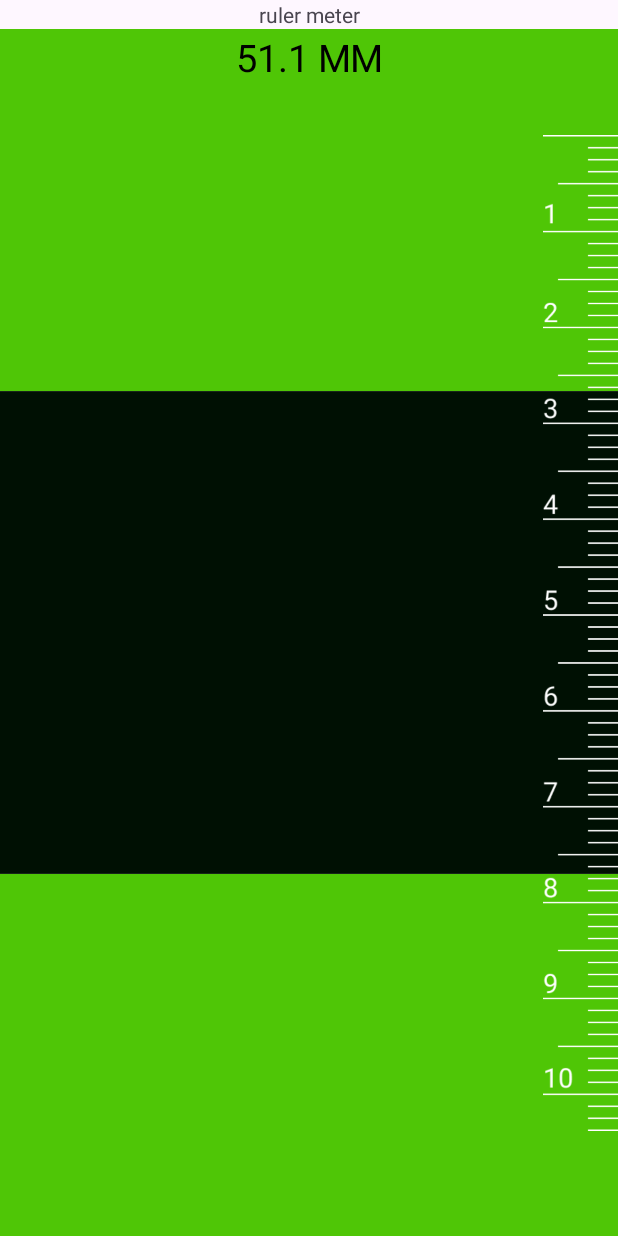
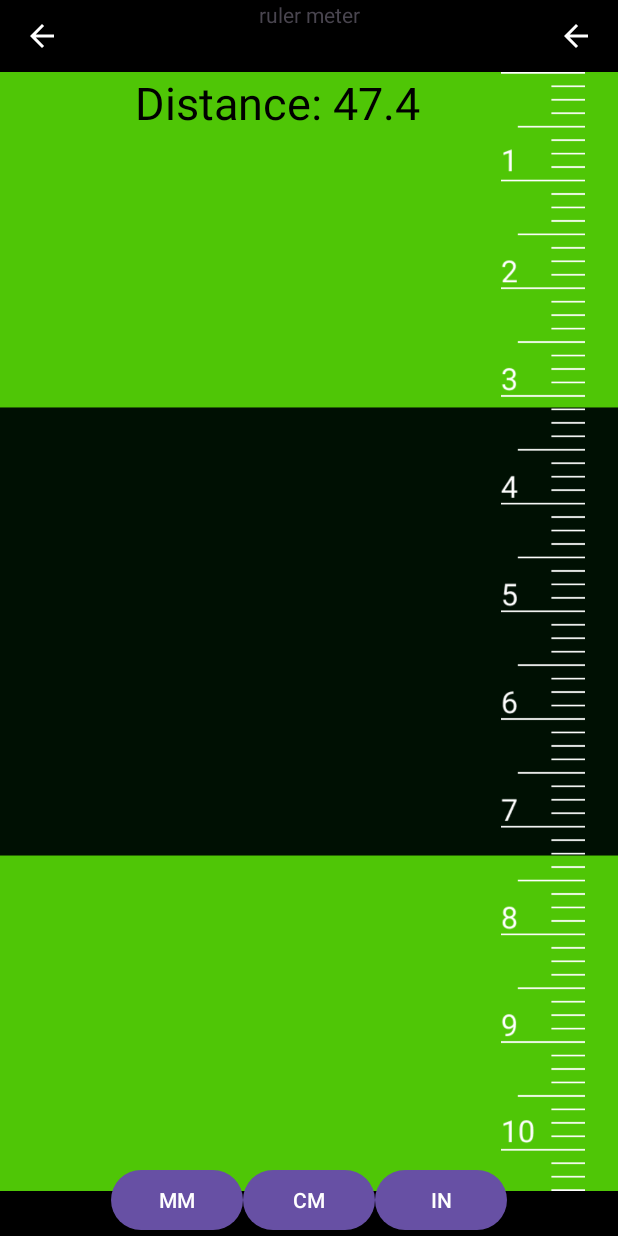
Before and after one commit to minhnguyen1502/ruler, an Android app: the screen it shows after launch (MainActivity), on a phone screen of 412 x 824 dp. Run offline under Robolectric (Android 15) with nearby library versions, the phone set to English and light mode, and no system bars.

Commit message:
update in laptop

```diff
--- a/app/src/main/java/com/example/ruler/MainActivity.java
+++ b/app/src/main/java/com/example/ruler/MainActivity.java
@@ -2,14 +2,45 @@ package com.example.ruler;
 
 import androidx.appcompat.app.AppCompatActivity;
 import android.os.Bundle;
+import android.widget.Button;
 import android.widget.TextView;
 
 public class MainActivity extends AppCompatActivity {
 
+    private OneDimensionRulerView rulerView;
+    private TextView distanceTextView;
+    private Button buttonMM, buttonCM, buttonIN;
+    private PreferencesManager preferencesManager;
 
     @Override
     protected void onCreate(Bundle savedInstanceState) {
         super.onCreate(savedInstanceState);
         setContentView(R.layout.activity_main);
+
+        preferencesManager = new PreferencesManager(this);
+
+        rulerView = findViewById(R.id.oneDimensionRulerView);
+        distanceTextView = findViewById(R.id.distanceTextView);
+        buttonMM = findViewById(R.id.buttonMM);
+        buttonCM = findViewById(R.id.buttonCM);
+        buttonIN = findViewById(R.id.buttonIN);
+
+        // Set the custom listener to update distanceTextView
+        rulerView.setOnRulerChangeListener((distance, distanceString) -> {
+            distanceTextView.setText(String.format("Distance: %s", distanceString));
+        });
+
+        // Set button click listeners to change the unit and update distanceTextView
+        buttonMM.setOnClickListener(view -> {
+            rulerView.setUnitAndUpdate(RulerUnit.MM);
+        });
+
+        buttonCM.setOnClickListener(view -> {
+            rulerView.setUnitAndUpdate(RulerUnit.CM);
+        });
+
+        buttonIN.setOnClickListener(view -> {
+            rulerView.setUnitAndUpdate(RulerUnit.IN);
+        });
     }
 }
--- a/app/src/main/java/com/example/ruler/OneDimensionRulerView.java
+++ b/app/src/main/java/com/example/ruler/OneDimensionRulerView.java
@@ -2,10 +2,8 @@ package com.example.ruler;
 
 import android.annotation.SuppressLint;
 import android.content.Context;
+import android.content.SharedPreferences;
 import android.graphics.*;
-import android.os.Bundle;
-import android.os.Parcelable;
-import android.text.TextPaint;
 import android.util.AttributeSet;
 import android.view.MotionEvent;
 import android.view.View;
@@ -14,19 +12,15 @@ public class OneDimensionRulerView extends View {
 
     private static final int UpperSection = 1;
     private static final int LowerSection = 2;
-
+    private PreferencesManager preferencesManager;
+    private RulerUnit unit;
+    private float distance;
     private Paint colorPaintMask;
-    private TextPaint textPaint;
-    private TextPaint textPaintReplace;
     private float upperY = 0f;
     private float lowerY = 1f;
     private final float minDistance = dpTOpx(10f);
-    private float markCmWidth = dpTOpx(20f);
-    private float markHalfCmWidth = dpTOpx(15f);
-    private float markMmWidth = dpTOpx(10f);
     private int currentSection = 0;
     private float pointerY = 0f;
-    private RulerUnit unit = RulerUnit.MM;
     private float coefficient = 1f;
 
     public OneDimensionRulerView(Context context) {
@@ -34,7 +28,10 @@ public class OneDimensionRulerView extends View {
     }
 
     public OneDimensionRulerView(Context context, AttributeSet attrs) {
-        this(context, attrs, 0);
+        super(context, attrs);
+        init();
+        preferencesManager = new PreferencesManager(context);
+        restoreState(); // Khôi phục trạng thái từ PreferencesManager
     }
 
     public OneDimensionRulerView(Context context, AttributeSet attrs, int defStyleAttr) {
@@ -45,18 +42,7 @@ public class OneDimensionRulerView extends View {
     @SuppressLint("ResourceAsColor")
     private void init() {
         colorPaintMask = new Paint(Paint.ANTI_ALIAS_FLAG);
-//        colorPaintMask.setXfermode(new PorterDuffXfermode(PorterDuff.Mode.CLEAR));
         colorPaintMask.setColor(Color.parseColor("#4FC606")); // Set color to green
-        Paint middleSectionPaint = new Paint(Paint.ANTI_ALIAS_FLAG);
-        middleSectionPaint.setColor(Color.parseColor("#001003")); // Set color to middle section
-
-        textPaint = new TextPaint(Paint.ANTI_ALIAS_FLAG);
-        textPaint.setTextSize(dpTOpx(25f));
-        textPaint.setColor(Color.BLACK);
-        textPaint.setTextAlign(Paint.Align.CENTER);
-        textPaintReplace = new TextPaint(textPaint);
-        textPaintReplace.setColor(Color.BLACK);
-        textPaintReplace.setXfermode(new PorterDuffXfermode(PorterDuff.Mode.DST_OVER));
     }
 
     @Override
@@ -64,6 +50,7 @@ public class OneDimensionRulerView extends View {
         super.onSizeChanged(w, h, oldw, oldh);
         upperY = h * .3f;
         lowerY = h * .7f;
+        notifyDistanceChangeListener();
         invalidate();
     }
 
@@ -77,81 +64,97 @@ public class OneDimensionRulerView extends View {
         Paint middleSectionPaint = new Paint(Paint.ANTI_ALIAS_FLAG);
         middleSectionPaint.setColor(Color.parseColor("#001003")); // Set color to middle section
         canvas.drawRect(0f, upperY, getWidth(), lowerY, middleSectionPaint);
-
-        canvas.drawText(unit.getUnitString(RulerUnit.pxToIn(Math.abs(upperY - lowerY), coefficient, getResources().getDisplayMetrics())),
-                getWidth() * .5f, textPaint.getTextSize() + 5, textPaint);
-
-        canvas.drawText(unit.getUnitString(RulerUnit.pxToIn(Math.abs(upperY - lowerY), coefficient, getResources().getDisplayMetrics())),
-                getWidth() * .5f, textPaint.getTextSize() + 5, textPaintReplace);
     }
 
     @Override
     public boolean onTouchEvent(MotionEvent event) {
         switch (event.getActionMasked()) {
             case MotionEvent.ACTION_DOWN:
-                // When the user first touches the screen
                 float centerPoint = (lowerY + upperY) / 2;
-                // Determine if the touch is in the upper or lower section
                 currentSection = (event.getY() < centerPoint) ? UpperSection : LowerSection;
-                    // Store the initial touch position
                 pointerY = event.getY();
-                // Return true to indicate the event was handled
                 return currentSection != 0;
 
             case MotionEvent.ACTION_MOVE:
-                // When the user moves their finger on the screen
-                float dy = event.getY() - pointerY; // Calculate the change in Y position
+                float dy = event.getY() - pointerY;
                 switch (currentSection) {
                     case UpperSection:
-                        // Adjust the position of the upper section
                         upperY += dy;
-                        // Ensure upperY does not overlap the lower section and stays within bounds
                         upperY = Math.max(0f, Math.min(lowerY - minDistance, upperY));
                         break;
                     case LowerSection:
-                        // Adjust the position of the lower section
                         lowerY += dy;
-                        // Ensure lowerY does not overlap the upper section and stays within bounds
                         lowerY = Math.max(upperY + minDistance, Math.min(getHeight(), lowerY));
                         break;
                 }
-                // Update the pointer position
                 pointerY = event.getY();
-                // Redraw the view
+                notifyDistanceChangeListener();
                 invalidate();
                 return true;
 
             case MotionEvent.ACTION_UP:
             case MotionEvent.ACTION_CANCEL:
-                // When the user lifts their finger or the touch event is canceled
                 return false;
         }
         return false;
     }
 
-    public float getDistance() {
-        return unit.convert(Math.abs(upperY - lowerY));
+    private void notifyDistanceChangeListener() {
+        if (onRulerChangeListener != null) {
+            float distance = getDistance();
+            String distanceString = unit.getUnitString(distance);
+            onRulerChangeListener.onRulerChange(distance, distanceString);
+        }
     }
 
-    @Override
-    protected Parcelable onSaveInstanceState() {
-        Parcelable superState = super.onSaveInstanceState();
-        Bundle bundle = new Bundle();
-        bundle.putParcelable("superState", superState);
-        bundle.putFloat("coefficient", coefficient);
-        return bundle;
+
+    public float getDistance() {
+        return RulerUnit.pxToIn(Math.abs(upperY - lowerY), coefficient, getResources().getDisplayMetrics());
     }
 
-    @Override
-    protected void onRestoreInstanceState(Parcelable state) {
-        if (state instanceof Bundle) {
-            Bundle bundle = (Bundle) state;
-            coefficient = bundle.getFloat("coefficient");
-            state = bundle.getParcelable("superState");
-        }
-        super.onRestoreInstanceState(state);
+
+    // Custom listener interface for distance changes
+    public interface OnRulerChangeListener {
+        void onRulerChange(float distance, String distanceString);
     }
+    public void setUnitAndUpdate(RulerUnit unit) {
+        this.unit = unit;
+        saveState(); // Lưu trạng thái sau khi cập nhật unit
+        notifyDistanceChangeListener(); // Cập nhật giao diện người dùng
+        invalidate();
+    }
+
+
+    private OnRulerChangeListener onRulerChangeListener;
+
+    public void setOnRulerChangeListener(OnRulerChangeListener listener) {
+        this.onRulerChangeListener = listener;
+        // Notify the listener with the initial distance value
+        notifyDistanceChangeListener();
+    }
+
     private float dpTOpx(float dp) {
         return dp * getContext().getResources().getDisplayMetrics().density;
     }
+
+    // Lưu trạng thái
+    private void saveState() {
+        preferencesManager.saveUnit(unit);
+        preferencesManager.saveDistance(distance);
+    }
+
+    private void restoreState() {
+        unit = preferencesManager.getSavedUnit();
+        distance = preferencesManager.getSavedDistance();
+        notifyDistanceChangeListener(); // Cập nhật giao diện người dùng
+    }
+
+    // Phương thức setUnitAndUpdate() đã có
+
+    // Ghi đè phương thức onDetachedFromWindow để lưu trạng thái khi View bị hủy
+    @Override
+    protected void onDetachedFromWindow() {
+        saveState();
+        super.onDetachedFromWindow();
+    }
 }
--- /dev/null
+++ b/app/src/main/java/com/example/ruler/PreferencesManager.java
@@ -0,0 +1,38 @@
+package com.example.ruler;
+
+import android.content.Context;
+import android.content.SharedPreferences;
+
+public class PreferencesManager {
+
+    private static final String PREFS_NAME = "RulerPrefs";
+    private static final String PREF_UNIT = "unit";
+    private static final String PREF_DISTANCE = "distance";
+
+    private SharedPreferences sharedPreferences;
+
+    public PreferencesManager(Context context) {
+        sharedPreferences = context.getSharedPreferences(PREFS_NAME, Context.MODE_PRIVATE);
+    }
+
+    public void saveUnit(RulerUnit unit) {
+        SharedPreferences.Editor editor = sharedPreferences.edit();
+        editor.putInt(PREF_UNIT, unit.ordinal());
+        editor.apply();
+    }
+
+    public RulerUnit getSavedUnit() {
+        int unitOrdinal = sharedPreferences.getInt(PREF_UNIT, RulerUnit.MM.ordinal());
+        return RulerUnit.values()[unitOrdinal];
+    }
+
+    public void saveDistance(float distance) {
+        SharedPreferences.Editor editor = sharedPreferences.edit();
+        editor.putFloat(PREF_DISTANCE, distance);
+        editor.apply();
+    }
+
+    public float getSavedDistance() {
+        return sharedPreferences.getFloat(PREF_DISTANCE, 0f);
+    }
+}
--- /dev/null
+++ b/app/src/main/res/drawable/arrow_back_24px.xml
@@ -0,0 +1,9 @@
+<vector xmlns:android="http://schemas.android.com/apk/res/android"
+    android:width="24dp"
+    android:height="24dp"
+    android:viewportWidth="24"
+    android:viewportHeight="24">
+  <path
+      android:pathData="M20,11H7.83L13.42,5.41L12,4L4,12L12,20L13.41,18.59L7.83,13H20V11Z"
+      android:fillColor="#ffffff"/>
+</vector>
--- a/app/src/main/res/layout/activity_main.xml
+++ b/app/src/main/res/layout/activity_main.xml
@@ -2,33 +2,97 @@
 <androidx.constraintlayout.widget.ConstraintLayout xmlns:android="http://schemas.android.com/apk/res/android"
     android:layout_width="match_parent"
     android:layout_height="match_parent"
+    android:background="#000000"
     xmlns:app="http://schemas.android.com/apk/res-auto">
 
 
+    <ImageView
+        android:id="@+id/back"
+        android:layout_width="48dp"
+        android:layout_height="48dp"
+        android:padding="12dp"
+        android:layout_marginStart="4dp"
+        app:layout_constraintStart_toStartOf="parent"
+        app:layout_constraintTop_toTopOf="parent"
+        android:src="@drawable/arrow_back_24px"/>
+
     <TextView
         android:id="@+id/txt"
-        android:layout_width="wrap_content"
+        android:layout_width="0dp"
         android:layout_height="wrap_content"
         android:text="ruler meter"
-        app:layout_constraintStart_toStartOf="parent"
+        android:gravity="center"
+        app:layout_constraintStart_toEndOf="@id/back"
+        app:layout_constraintEnd_toStartOf="@id/gone"
+        app:layout_constraintTop_toTopOf="@id/back"
+        app:layout_constraintEnd_toEndOf="@id/back"/>
+    <ImageView
+        android:id="@+id/gone"
+        android:layout_width="48dp"
+        android:layout_height="48dp"
+        android:padding="12dp"
+        android:layout_marginEnd="4dp"
+        app:layout_constraintEnd_toEndOf="parent"
         app:layout_constraintTop_toTopOf="parent"
-        app:layout_constraintEnd_toEndOf="parent"/>
+        android:src="@drawable/arrow_back_24px"/>
     <com.example.ruler.OneDimensionRulerView
         android:id="@+id/oneDimensionRulerView"
         android:layout_width="wrap_content"
         android:layout_height="0dp"
+        android:layout_marginBottom="30dp"
         app:layout_constraintStart_toStartOf="parent"
-        app:layout_constraintTop_toBottomOf="@id/txt"
+        app:layout_constraintTop_toBottomOf="@id/back"
         app:layout_constraintBottom_toBottomOf="parent"
         app:layout_constraintEnd_toEndOf="parent"/>
     <ImageView
-        android:layout_width="50dp"
-        android:layout_height="664dp"
+        android:layout_width="wrap_content"
+        android:layout_height="0dp"
         android:src="@drawable/img"
+        android:layout_marginBottom="30dp"
         app:layout_constraintEnd_toEndOf="parent"
-        app:layout_constraintTop_toBottomOf="@id/txt"
+        app:layout_constraintTop_toBottomOf="@id/gone"
         app:layout_constraintBottom_toBottomOf="parent"/>
 
+    <TextView
+        android:id="@+id/distanceTextView"
+        android:layout_width="wrap_content"
+        android:layout_height="wrap_content"
+        android:layout_alignParentBottom="true"
+        android:layout_centerHorizontal="true"
+        android:textSize="30sp"
+        android:text="30"
+        android:textColor="@android:color/black"
+        app:layout_constraintEnd_toEndOf="parent"
+        app:layout_constraintStart_toStartOf="parent"
+        app:layout_constraintTop_toBottomOf="@id/back"/>
 
+    <LinearLayout
+        android:layout_width="wrap_content"
+        android:layout_height="wrap_content"
+        android:layout_below="@id/distanceTextView"
+        android:layout_centerHorizontal="true"
+        android:orientation="horizontal"
+        android:layout_marginTop="16dp"
+        app:layout_constraintBottom_toBottomOf="parent"
+        app:layout_constraintEnd_toEndOf="parent"
+        app:layout_constraintStart_toStartOf="parent">
 
+        <Button
+            android:id="@+id/buttonMM"
+            android:layout_width="wrap_content"
+            android:layout_height="wrap_content"
+            android:text="MM" />
+
+        <Button
+            android:id="@+id/buttonCM"
+            android:layout_width="wrap_content"
+            android:layout_height="wrap_content"
+            android:text="CM" />
+
+        <Button
+            android:id="@+id/buttonIN"
+            android:layout_width="wrap_content"
+            android:layout_height="wrap_content"
+            android:text="IN" />
+    </LinearLayout>
 </androidx.constraintlayout.widget.ConstraintLayout>
```
